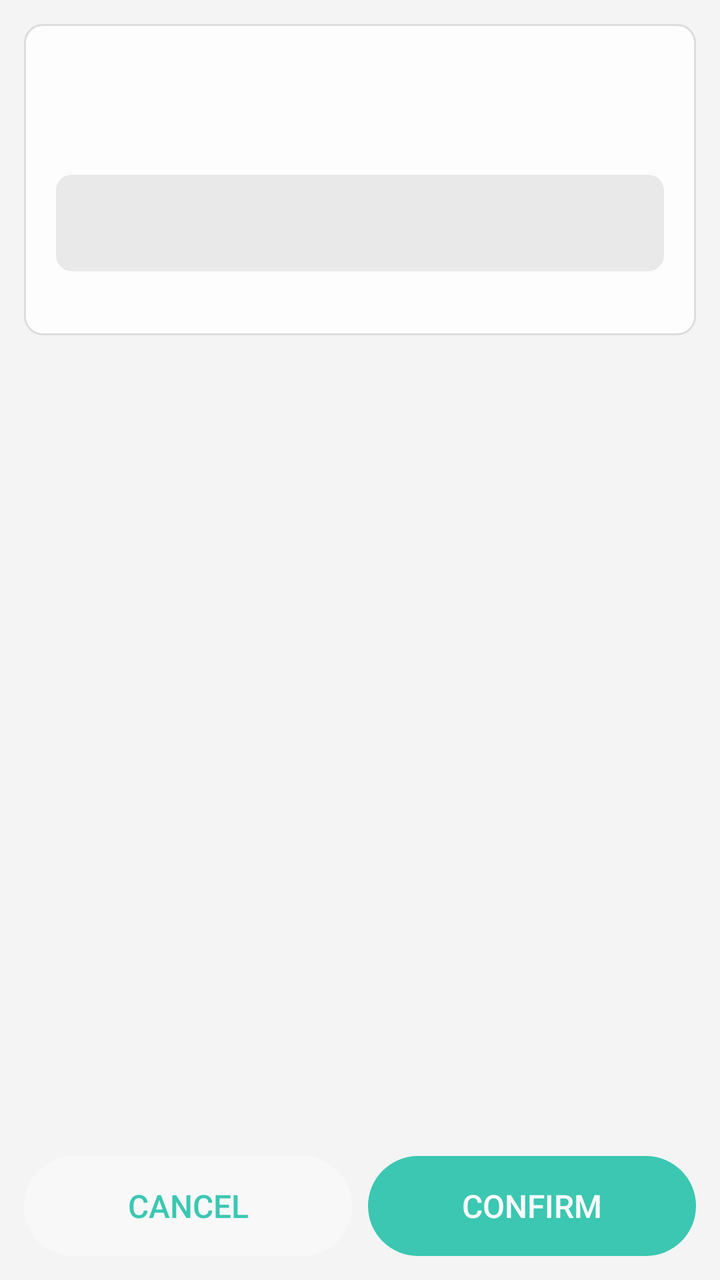
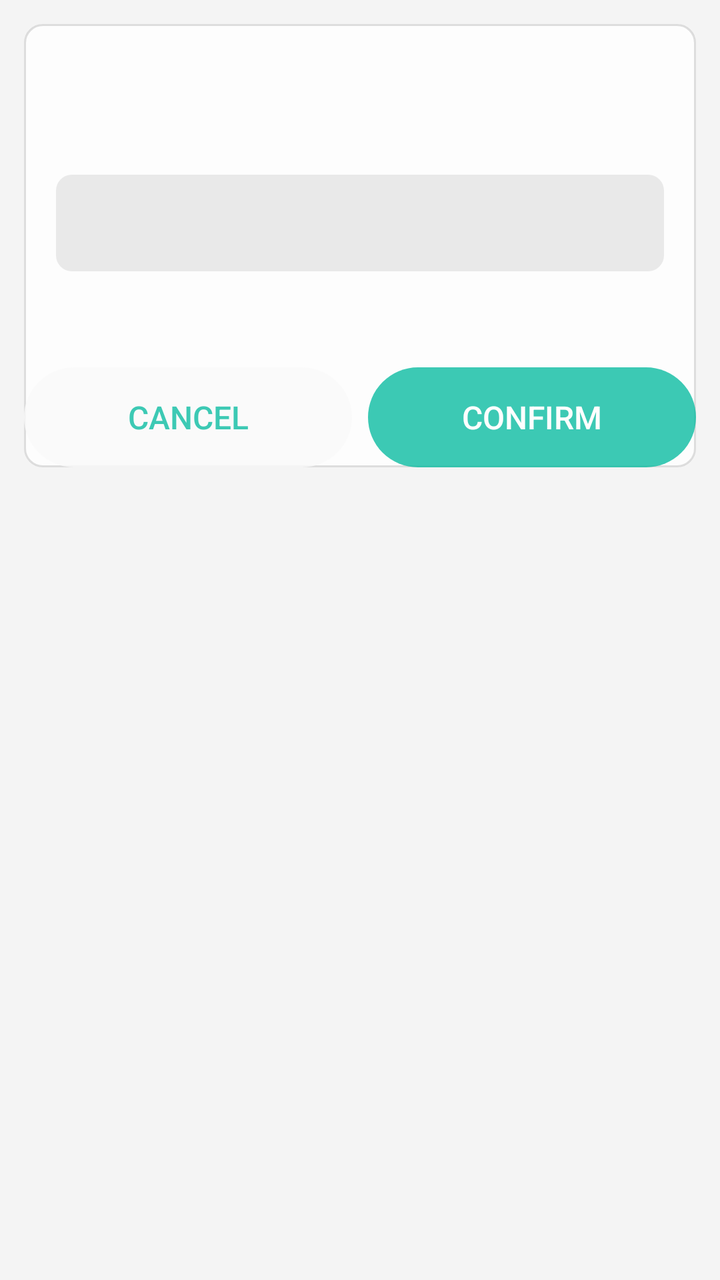

Screens rendered from an Android XML layout before and after an edit, with the pre-edit source and the edit as a unified diff.
<!-- AndroidManifest.xml: application theme AppTheme -->
<!-- res/layout/kr_dialog_params_small.xml -->
<?xml version="1.0" encoding="utf-8"?>
<LinearLayout xmlns:android="http://schemas.android.com/apk/res/android"
    style="@style/dialogRoot"
    android:clickable="true"
    android:focusable="true"
    android:orientation="vertical"
    android:layout_width="match_parent"
    android:layout_height="wrap_content">

    <ScrollView
        android:layout_width="match_parent"
        android:layout_height="0dp"
        android:layout_weight="1"
        android:requiresFadingEdge="vertical"
        android:overScrollMode="never"
        android:scrollbarSize="0dp">

        <LinearLayout
            android:layout_width="match_parent"
            android:layout_height="wrap_content"
            android:background="@drawable/krscript_item_ripple_kon"
            android:orientation="vertical">

            <TextView
                android:id="@+id/title"
                style="@style/dialogTitle" />
            <TextView
                android:id="@+id/desc"
                style="@style/dialogDesc" />
            <TextView
                android:id="@+id/warn"
                style="@style/dialogWarn" />

            <TextView
                android:id="@+id/kr_rows"
                android:layout_width="match_parent"
                android:layout_height="wrap_content"
                android:layout_marginHorizontal="16dp"
                android:visibility="gone"
                style="@style/textSmall" />

            <ImageView
                android:id="@+id/kr_rows_photo"
                android:layout_width="match_parent"
                android:layout_height="wrap_content"
                android:layout_marginHorizontal="16dp"
                android:layout_marginTop="8dp"
                android:visibility="gone"
                android:scaleType="fitCenter"
                android:adjustViewBounds="true" />

            <FrameLayout
                android:id="@+id/kr_params_center"
                android:layout_margin="16dp"
                android:layout_width="match_parent"
                android:layout_height="wrap_content"
                android:layout_gravity="center_vertical" />
        </LinearLayout>
    </ScrollView>

    <LinearLayout
        android:layout_width="match_parent"
        android:layout_height="wrap_content"
        android:layout_marginTop="16dp"
        android:orientation="horizontal">

        <Button
            android:id="@id/btn_cancel"
            style="@style/dialogCancelBtn"
            android:text="@string/btn_cancel" />

        <Button
            android:id="@id/btn_confirm"
            style="@style/dialogConfirmBtn"
            android:text="@string/btn_confirm" />
    </LinearLayout>
</LinearLayout>
<!-- resources referenced by this layout -->
<resources>
  <string name="btn_cancel">Cancel</string>
  <string name="btn_confirm">Confirm</string>
  <style name="dialogCancelBtn" parent="dialogLargeBtn">
          <item name="android:layout_marginStart">0dp</item>
          <item name="android:background">@drawable/btn_bg_large_secondary</item>
      </style>
  <style name="dialogConfirmBtn" parent="dialogLargeBtn">
          <item name="android:textColor">#FFFFFF</item>
          <item name="android:background">@drawable/btn_bg_large</item>
      </style>
  <style name="dialogDesc" parent="@style/textSmall">
          <item name="android:paddingStart">16dp</item>
          <item name="android:paddingEnd">16dp</item>
          <item name="android:paddingTop">8dp</item>
          <item name="android:layout_width">match_parent</item>
          <item name="android:layout_height">wrap_content</item>
      </style>
  <style name="dialogRoot">
          <item name="android:layout_width">match_parent</item>
          <item name="android:layout_height">match_parent</item>
          <item name="android:orientation">vertical</item>
          <item name="android:padding">12dp</item>
      </style>
  <style name="dialogTitle" parent="@style/textTitle">
          <item name="android:paddingStart">16dp</item>
          <item name="android:paddingEnd">16dp</item>
          <item name="android:paddingTop">16dp</item>
          <item name="android:layout_width">match_parent</item>
          <item name="android:layout_height">wrap_content</item>
      </style>
  <style name="textSmall">
          <item name="android:textColor">?android:attr/textColorSecondary</item>
          <item name="android:textSize">12sp</item>
      </style>
  <style name="textTitle">
          <item name="android:textColor">?android:attr/textColorPrimary</item>
          <item name="android:textStyle">bold</item>
          <item name="android:textSize">14dp</item>
      </style>
  <!-- drawable in_card_item_inactive (drawable) -->
  <?xml version="1.0" encoding="utf-8"?>
  <shape xmlns:android="http://schemas.android.com/apk/res/android"
      android:shape="rectangle">
      <solid android:color="?attr/colorParse" />
      <corners android:radius="8dp" />
  </shape>
  <color name="colorPrimary">#64CDB6</color>
  <color name="colorPrimaryDark">#30C7B6</color>
  <color name="colorAccent">#0dbda2</color>
  <color name="colorParseDark">#20605f5f</color>
  <color name="colorPirmDark">#20000000</color>
  <color name="status_bg_light">@android:color/white</color>
  <color name="window_bg_light">#f4f4f4</color>
  <color name="cardBgLight">#CCFFFFFF</color>
  <!-- drawable seekbar_thumb (drawable) -->
  <?xml version="1.0" encoding="utf-8"?>
  <shape xmlns:android="http://schemas.android.com/apk/res/android">
      <solid android:color="@android:color/transparent" />
      <corners android:radius="10dp" />
      <size
          android:width="12dp"
          android:height="12dp" />
  </shape>
  <!-- drawable switch_track_disabled (drawable) -->
  <?xml version="1.0" encoding="utf-8"?>
  <shape xmlns:android="http://schemas.android.com/apk/res/android">
      <solid android:color="#22888888" />
      <corners android:radius="10dp" />
      <size android:width="66dp" android:height="20dp" />
  </shape>
  <!-- drawable switch_track_open (drawable) -->
  <?xml version="1.0" encoding="utf-8"?>
  <shape xmlns:android="http://schemas.android.com/apk/res/android">
      <solid android:color="?android:colorAccent" />
      <corners android:radius="10dp" />
      <size android:width="66dp" android:height="20dp" />
  </shape>
  <!-- drawable switch_track_close (drawable) -->
  <?xml version="1.0" encoding="utf-8"?>
  <shape xmlns:android="http://schemas.android.com/apk/res/android">
      <solid android:color="#44888888" />
      <corners android:radius="10dp" />
      <size android:width="66dp" android:height="20dp" />
  </shape>
  <!-- unchanged entries left out for length: 19 -->
</resources>

<!-- the commit's change to res/layout/kr_dialog_params_small.xml (unified diff, before → after) -->
@@ -7,71 +7,64 @@
     android:layout_width="match_parent"
     android:layout_height="wrap_content">
 
-    <ScrollView
+    <LinearLayout
         android:layout_width="match_parent"
-        android:layout_height="0dp"
-        android:layout_weight="1"
-        android:requiresFadingEdge="vertical"
-        android:overScrollMode="never"
-        android:scrollbarSize="0dp">
+        android:layout_height="wrap_content"
+        android:background="@drawable/krscript_item_ripple_kon"
+        android:orientation="vertical">
+
+        <TextView
+            android:id="@+id/title"
+            style="@style/dialogTitle" />
+
+        <TextView
+            android:id="@+id/desc"
+            style="@style/dialogDesc" />
+
+        <TextView
+            android:id="@+id/warn"
+            style="@style/dialogWarn" />
+
+        <TextView
+            android:id="@+id/kr_rows"
+            android:layout_width="match_parent"
+            android:layout_height="wrap_content"
+            android:layout_marginHorizontal="16dp"
+            android:visibility="gone"
+            style="@style/textSmall" />
+
+        <ImageView
+            android:id="@+id/kr_rows_photo"
+            android:layout_width="match_parent"
+            android:layout_height="wrap_content"
+            android:layout_marginHorizontal="16dp"
+            android:layout_marginTop="8dp"
+            android:visibility="gone"
+            android:scaleType="fitCenter"
+            android:adjustViewBounds="true" />
+
+        <FrameLayout
+            android:id="@+id/kr_params_center"
+            android:layout_margin="16dp"
+            android:layout_width="match_parent"
+            android:layout_height="wrap_content"
+            android:layout_gravity="center_vertical" />
 
         <LinearLayout
             android:layout_width="match_parent"
             android:layout_height="wrap_content"
-            android:background="@drawable/krscript_item_ripple_kon"
-            android:orientation="vertical">
+            android:layout_marginTop="16dp"
+            android:orientation="horizontal">
 
-            <TextView
-                android:id="@+id/title"
-                style="@style/dialogTitle" />
-            <TextView
-                android:id="@+id/desc"
-                style="@style/dialogDesc" />
-            <TextView
-                android:id="@+id/warn"
-                style="@style/dialogWarn" />
+            <Button
+                android:id="@id/btn_cancel"
+                style="@style/dialogCancelBtn"
+                android:text="@string/btn_cancel" />
 
-            <TextView
-                android:id="@+id/kr_rows"
-                android:layout_width="match_parent"
-                android:layout_height="wrap_content"
-                android:layout_marginHorizontal="16dp"
-                android:visibility="gone"
-                style="@style/textSmall" />
-
-            <ImageView
-                android:id="@+id/kr_rows_photo"
-                android:layout_width="match_parent"
-                android:layout_height="wrap_content"
-                android:layout_marginHorizontal="16dp"
-                android:layout_marginTop="8dp"
-                android:visibility="gone"
-                android:scaleType="fitCenter"
-                android:adjustViewBounds="true" />
-
-            <FrameLayout
-                android:id="@+id/kr_params_center"
-                android:layout_margin="16dp"
-                android:layout_width="match_parent"
-                android:layout_height="wrap_content"
-                android:layout_gravity="center_vertical" />
+            <Button
+                android:id="@id/btn_confirm"
+                style="@style/dialogConfirmBtn"
+                android:text="@string/btn_confirm" />
         </LinearLayout>
-    </ScrollView>
-
-    <LinearLayout
-        android:layout_width="match_parent"
-        android:layout_height="wrap_content"
-        android:layout_marginTop="16dp"
-        android:orientation="horizontal">
-
-        <Button
-            android:id="@id/btn_cancel"
-            style="@style/dialogCancelBtn"
-            android:text="@string/btn_cancel" />
-
-        <Button
-            android:id="@id/btn_confirm"
-            style="@style/dialogConfirmBtn"
-            android:text="@string/btn_confirm" />
     </LinearLayout>
 </LinearLayout>
